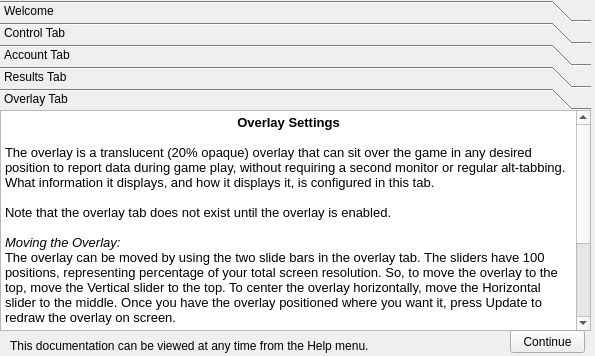
The window that helpwindow.ui (EmeraldAdmin/TorTools) describes before a commit, drawn with Qt 5.
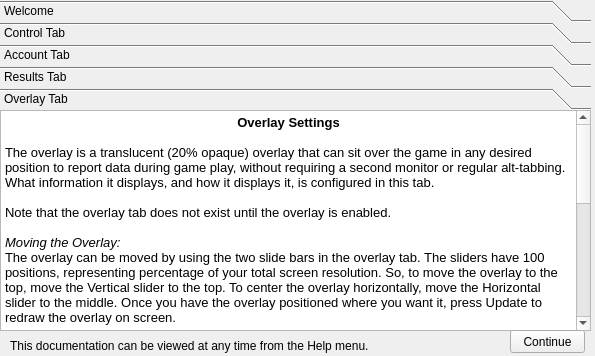
The same window after the commit. The open tabs and pages were chosen to show the change.

The edit to the form file:
```diff
--- a/helpwindow.ui
+++ b/helpwindow.ui
@@ -251,8 +251,13 @@
 &lt;p style=&quot; margin-top:0px; margin-bottom:0px; margin-left:0px; margin-right:0px; -qt-block-indent:0; text-indent:0px;&quot;&gt;&lt;span style=&quot; font-size:10pt; font-style:italic;&quot;&gt;Saving the Overlay's position for next time&lt;/span&gt;&lt;span style=&quot; font-size:10pt;&quot;&gt;:&lt;/span&gt;&lt;/p&gt;
 &lt;p style=&quot; margin-top:0px; margin-bottom:0px; margin-left:0px; margin-right:0px; -qt-block-indent:0; text-indent:0px;&quot;&gt;&lt;span style=&quot; font-size:10pt;&quot;&gt;You can save the current position of the overlay so it opens in the same location when you restart Tor Tools. To do so, select Save Overlay Position from the Tor Tools drop down menu, or press Control+S while the Tor Tools main window (not the overlay) is selected.&lt;/span&gt;&lt;/p&gt;
 &lt;p style=&quot;-qt-paragraph-type:empty; margin-top:0px; margin-bottom:0px; margin-left:0px; margin-right:0px; -qt-block-indent:0; text-indent:0px; font-size:10pt;&quot;&gt;&lt;/p&gt;
-&lt;p style=&quot; margin-top:0px; margin-bottom:0px; margin-left:0px; margin-right:0px; -qt-block-indent:0; text-indent:0px;&quot;&gt;&lt;span style=&quot; font-size:10pt; font-style:italic;&quot;&gt;Other features&lt;/span&gt;&lt;/p&gt;
-&lt;p style=&quot; margin-top:0px; margin-bottom:0px; margin-left:0px; margin-right:0px; -qt-block-indent:0; text-indent:0px;&quot;&gt;&lt;span style=&quot; font-size:10pt;&quot;&gt;The other settings of the overlay do not currently do anything. Functionality coming when server-side work is completed.&lt;/span&gt;&lt;/p&gt;&lt;/body&gt;&lt;/html&gt;</string>
+&lt;p align=&quot;center&quot; style=&quot; margin-top:0px; margin-bottom:0px; margin-left:0px; margin-right:0px; -qt-block-indent:0; text-indent:0px;&quot;&gt;&lt;span style=&quot; font-size:10pt; font-weight:600;&quot;&gt;Configuring the Overlay's Information&lt;/span&gt;&lt;/p&gt;
+&lt;p style=&quot;-qt-paragraph-type:empty; margin-top:0px; margin-bottom:0px; margin-left:0px; margin-right:0px; -qt-block-indent:0; text-indent:0px; font-size:10pt; font-weight:600;&quot;&gt;&lt;/p&gt;
+&lt;p style=&quot; margin-top:0px; margin-bottom:0px; margin-left:0px; margin-right:0px; -qt-block-indent:0; text-indent:0px;&quot;&gt;&lt;span style=&quot; font-size:10pt;&quot;&gt;The overlay can be configured to display a lot of different information sorted in different ways. It can also be configured to show real time, or delayed statistics. This time setting is for combat log exclusively. Looking for Group does not require or inquire this setting.&lt;/span&gt;&lt;/p&gt;
+&lt;p style=&quot;-qt-paragraph-type:empty; margin-top:0px; margin-bottom:0px; margin-left:0px; margin-right:0px; -qt-block-indent:0; text-indent:0px; font-size:10pt;&quot;&gt;&lt;/p&gt;
+&lt;p style=&quot; margin-top:0px; margin-bottom:0px; margin-left:0px; margin-right:0px; -qt-block-indent:0; text-indent:0px;&quot;&gt;&lt;span style=&quot; font-size:10pt; font-style:italic;&quot;&gt;Real-Time Statistics&lt;/span&gt;&lt;span style=&quot; font-size:10pt;&quot;&gt; will poll the server roughly every 3 seconds (two global cooldowns) for piecewise information that it sums and presents until the end of combat is reached. Note that in order for other party members to be shown with your statistics, they must also have real time selected. Real time statistics uses significantly more system resources, and thus may reduce game performance on slower systems.&lt;/span&gt;&lt;/p&gt;
+&lt;p style=&quot;-qt-paragraph-type:empty; margin-top:0px; margin-bottom:0px; margin-left:0px; margin-right:0px; -qt-block-indent:0; text-indent:0px; font-size:10pt;&quot;&gt;&lt;/p&gt;
+&lt;p style=&quot; margin-top:0px; margin-bottom:0px; margin-left:0px; margin-right:0px; -qt-block-indent:0; text-indent:0px;&quot;&gt;&lt;span style=&quot; font-size:10pt; font-style:italic;&quot;&gt;Delayed Statistics&lt;/span&gt;&lt;span style=&quot; font-size:10pt;&quot;&gt; is primarily selected to decrease system resource consumption, or for users who don't wish to have statistics changing on their screen during combat. Note that all party members must have delayed statistics selected to be grouped together.&lt;/span&gt;&lt;/p&gt;&lt;/body&gt;&lt;/html&gt;</string>
      </property>
     </widget>
    </widget>
```
Left out of the diff: 4 changed lines with no effect on the pictures.
